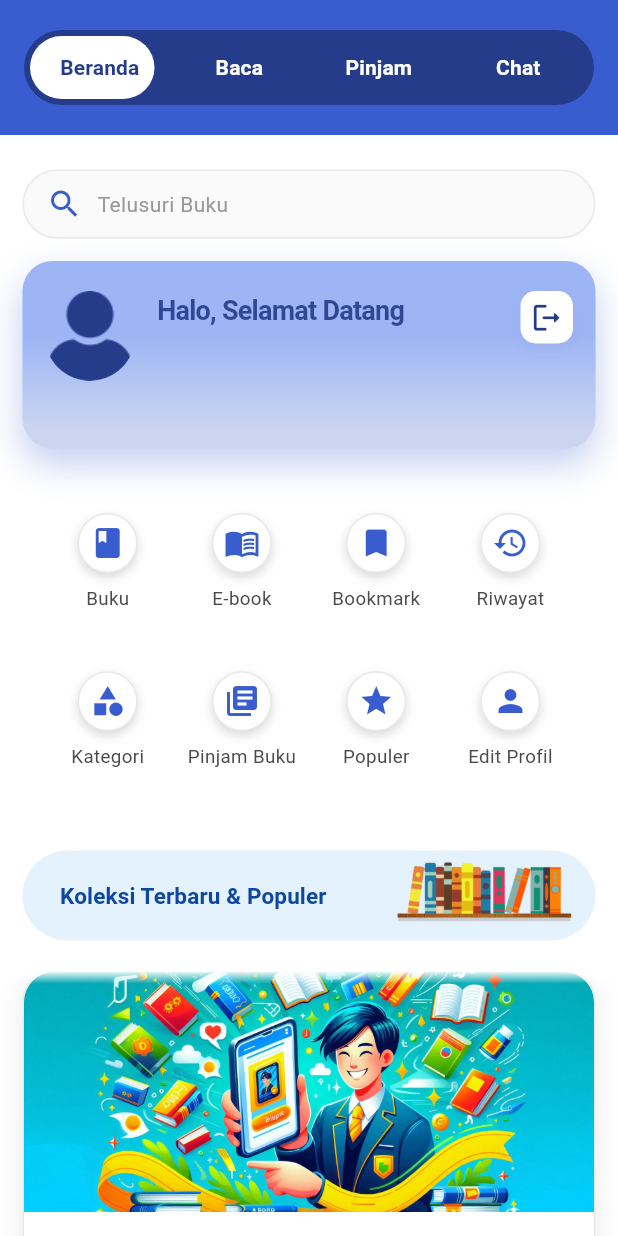
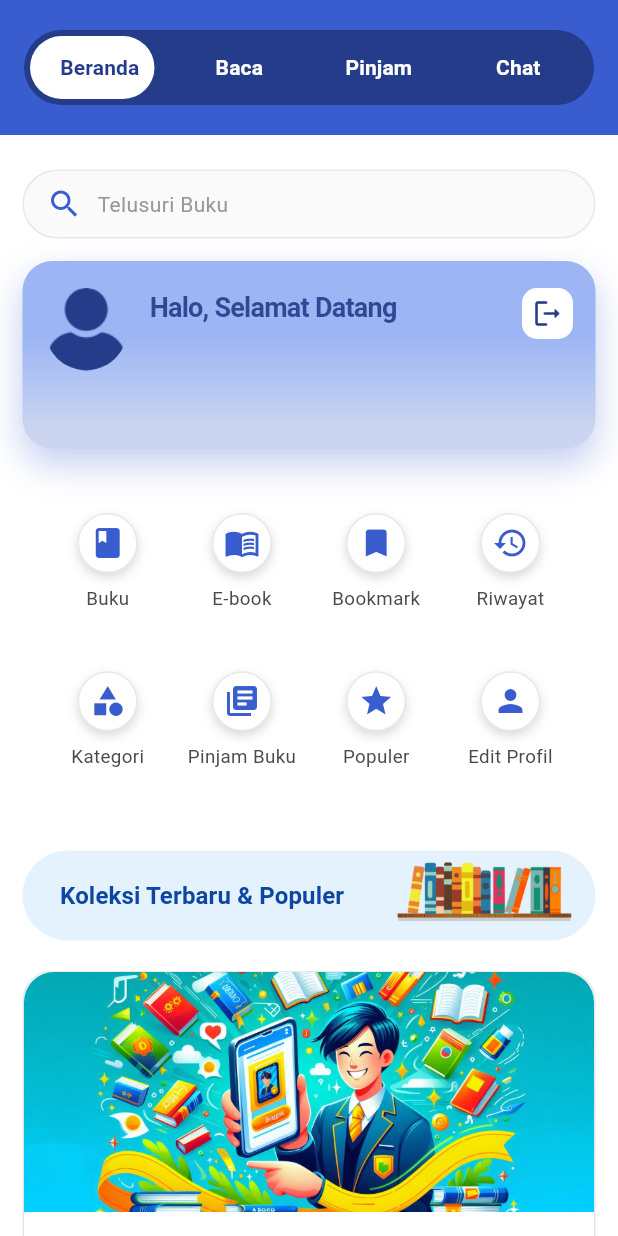
Before and after one commit to kfzrvn/project-candil, a Flutter app: the Homepage screen opened directly, on a phone screen of 412 x 824 dp. Run offline on Flutter 3.47's test engine with Material 3 defaults, Android fonts, the phone set to English and light mode, and no system bars; our stand-ins replace firebase_auth, firebase_core; accounts and stored records are empty; Roboto replaces fonts that are missing (SF-Pro-Display).

Commit message:
update beranda (bbrp action dan UI)

```diff
--- a/lib/pages/beranda.dart
+++ b/lib/pages/beranda.dart
@@ -4,6 +4,7 @@
 import 'package:candil/theme.dart';
 import 'package:candil/pages/kategori.dart';
 import 'package:candil/pages/login_page.dart';
+import 'package:candil/pages/profile_page.dart';
 
 class BerandaPage extends StatefulWidget {
   const BerandaPage({Key? key}) : super(key: key);
@@ -19,6 +20,7 @@
   void initState() {
     super.initState();
     final user = FirebaseAuth.instance.currentUser;
+
     if (user != null) {
       setState(() {
         userName =
@@ -52,6 +54,7 @@
             onPressed: () async {
               await FirebaseAuth.instance.signOut();
               if (!mounted) return;
+
               Navigator.pushAndRemoveUntil(
                 context,
                 MaterialPageRoute(
@@ -76,6 +79,14 @@
           MaterialPageRoute(builder: (context) => const KategoriPage()),
         );
         break;
+
+      case 'Edit Profil':
+        Navigator.push(
+          context,
+          MaterialPageRoute(builder: (context) => const ProfilePage()),
+        );
+        break;
+
       default:
         ScaffoldMessenger.of(context).showSnackBar(
           SnackBar(
@@ -92,11 +103,7 @@
     return Column(
       crossAxisAlignment: CrossAxisAlignment.start,
       children: [
-        // =========================================
-        // BAGIAN FIXED
-        // =========================================
-
-        // 1. SEARCH BAR
+        // ================= SEARCH =================
         Padding(
           padding: const EdgeInsets.only(top: 23, left: 15, right: 15),
           child: Container(
@@ -119,7 +126,7 @@
           ),
         ),
 
-        // 2. BANNER PROFILE (CUSTOM HEIGHT CONTROL)
+// ================= BANNER PROFILE =================
         Padding(
           padding: const EdgeInsets.all(15),
           child: Container(
@@ -141,40 +148,33 @@
                   color: blue3.withOpacity(0.3),
                   blurRadius: 20,
                   offset: const Offset(0, 10),
-                  spreadRadius: 0,
                 ),
               ],
             ),
+            child: Padding(
+              padding: const EdgeInsets.only(
+                  top: 18), // 🔥 INI YANG BIKIN POSISI NAIK
               child: Row(
-              crossAxisAlignment: CrossAxisAlignment
-                  .start, // Wajib Start agar bisa didorong ke bawah
+                crossAxisAlignment: CrossAxisAlignment.start,
                 children: [
-                // A. CONTROLLER FOTO USER
-                Padding(
-                  // [ATUR TINGGI DISINI] Ubah 25.0 sesuai keinginan
-                  padding: const EdgeInsets.only(top: 20.0),
-                  child: SizedBox(
-                    width: 60,
-                    height: 60,
+                  // AVATAR
+                  SizedBox(
+                    width: 55,
+                    height: 55,
                     child: ClipOval(
                       child: Image.asset(
                         'assets/images/user.png',
                         fit: BoxFit.cover,
-                        errorBuilder: (context, error, stackTrace) {
-                          return Icon(Icons.person, size: 40, color: blue1);
-                        },
-                      ),
+                        errorBuilder: (_, __, ___) =>
+                            Icon(Icons.person, size: 40, color: blue1),
                       ),
                     ),
                   ),
 
                   const SizedBox(width: 15),
 
-                // B. CONTROLLER TEKS
+                  // TEKS
                   Expanded(
-                  child: Padding(
-                    // [ATUR TINGGI DISINI] Ubah 32.0 sesuai keinginan
-                    padding: const EdgeInsets.only(top: 20.0),
                     child: Column(
                       crossAxisAlignment: CrossAxisAlignment.start,
                       children: [
@@ -184,44 +184,32 @@
                             color: blue1.withOpacity(0.9),
                           ),
                         ),
-                        const SizedBox(height: 1),
+                        const SizedBox(height: 4),
                         Text(
                           userName,
                           style: regular14.copyWith(
+                            // 🔥 tidak bold
                             color: blue1,
                             fontSize: 16,
                           ),
-                          overflow: TextOverflow.ellipsis,
                         ),
                       ],
                     ),
                   ),
-                ),
 
-                // C. CONTROLLER TOMBOL LOGOUT
-                Padding(
-                  // [ATUR TINGGI DISINI] Ubah 20.0 sesuai keinginan
-                  padding: const EdgeInsets.only(top: 20.0),
-                  child: GestureDetector(
-                    onTap: _logout,
-                    child: Container(
+                  // LOGOUT ICON
+                  Container(
                     padding: const EdgeInsets.all(6),
                     decoration: BoxDecoration(
                       color: Colors.white,
                       borderRadius: BorderRadius.circular(10),
-                        boxShadow: [
-                          BoxShadow(
-                            color: Colors.black.withOpacity(0.03),
-                            blurRadius: 8,
-                            offset: const Offset(0, 4),
-                          )
-                        ],
                     ),
+                    child: GestureDetector(
+                      onTap: _logout,
                       child: Icon(
                         Icons.logout_rounded,
-                        size: 23,
+                        size: 22,
                         color: blue1,
-                      ),
                       ),
                     ),
                   ),
@@ -229,8 +217,9 @@
               ),
             ),
           ),
+        ),
 
-        // 3. MENU ICONS
+        // MENU ICON
         Padding(
           padding: const EdgeInsets.only(left: 27, right: 27, top: 28),
           child: GridView.count(
@@ -278,7 +267,7 @@
           ),
         ),
 
-        // 4. HEADER TRENDING
+        // ================= HEADER TRENDING =================
         Padding(
           padding: const EdgeInsets.fromLTRB(15, 30, 15, 20),
           child: Stack(
@@ -298,7 +287,6 @@
                   "Koleksi Terbaru & Populer",
                   style: bold16.copyWith(
                     color: const Color(0xFF0D47A1),
-                    fontSize: 15,
                   ),
                 ),
               ),
@@ -308,55 +296,26 @@
                 child: Image.asset(
                   'assets/images/book.png',
                   height: 110,
-                  fit: BoxFit.contain,
                 ),
               ),
             ],
           ),
         ),
 
-        // =========================================
-        // BAGIAN SCROLLABLE
-        // =========================================
+        // ================= TRENDING CARD =================
         Expanded(
-          child: ShaderMask(
-            shaderCallback: (Rect rect) {
-              return const LinearGradient(
-                begin: Alignment.topCenter,
-                end: Alignment.bottomCenter,
-                colors: [
-                  Colors.purple,
-                  Colors.transparent,
-                  Colors.transparent,
-                  Colors.transparent
-                ],
-                stops: [0.0, 0.05, 0.5, 1.0],
-              ).createShader(rect);
-            },
-            blendMode: BlendMode.dstOut,
           child: SingleChildScrollView(
             padding: const EdgeInsets.fromLTRB(15, 0, 15, 30),
-              child: Column(
-                children: [
-                  Container(
-                    width: double.infinity,
+            child: Container(
               decoration: BoxDecoration(
                 color: Colors.white,
                 borderRadius: BorderRadius.circular(20),
                 border: Border.all(color: const Color(0xFFE8E8E8)),
-                      boxShadow: [
-                        BoxShadow(
-                          color: Colors.black.withOpacity(0.08),
-                          blurRadius: 15,
-                          offset: const Offset(0, 5),
-                        ),
-                      ],
               ),
               child: Column(
                 crossAxisAlignment: CrossAxisAlignment.start,
                 children: [
                   Container(
-                          width: double.infinity,
                     height: 160,
                     decoration: const BoxDecoration(
                       borderRadius:
@@ -375,9 +334,7 @@
                         Text(
                           "Makin Seru 😉",
                           style: semibold14.copyWith(
-                                    fontSize: 16,
-                                    color: dark1,
-                                    fontWeight: FontWeight.w700),
+                              fontSize: 16, fontWeight: FontWeight.w700),
                         ),
                         const SizedBox(height: 8),
                         Text(
@@ -393,9 +350,6 @@
                 ],
               ),
             ),
-                ],
-              ),
-            ),
           ),
         ),
       ],
```
Lines whose indentation alone changed are shown as unchanged.
